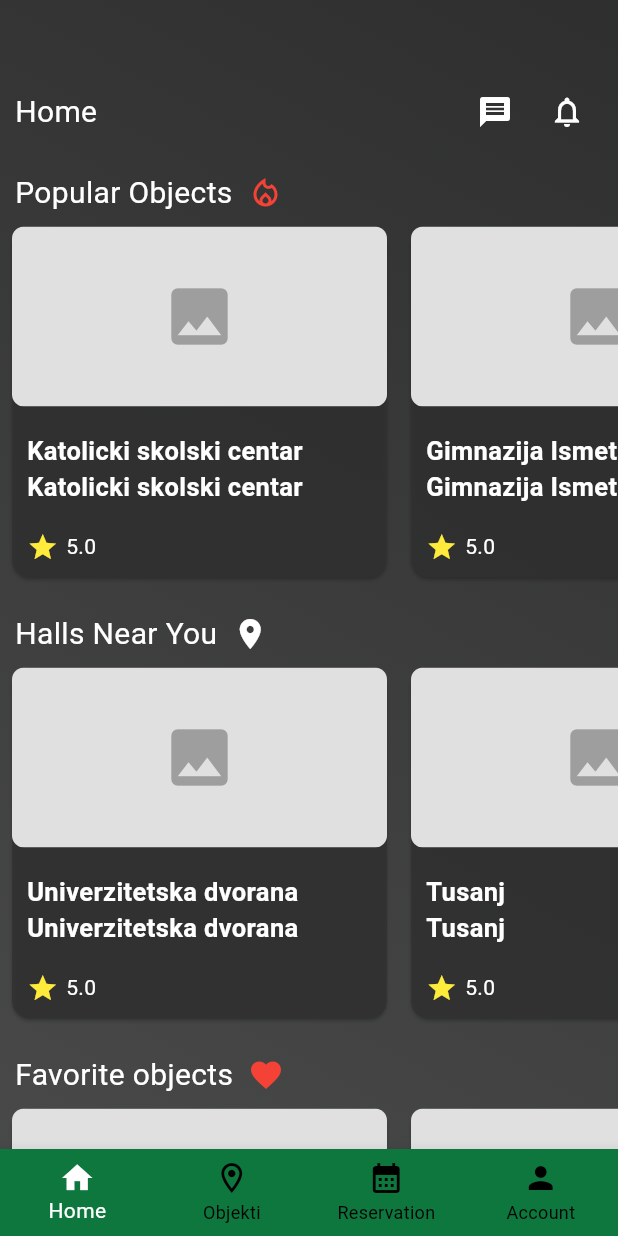
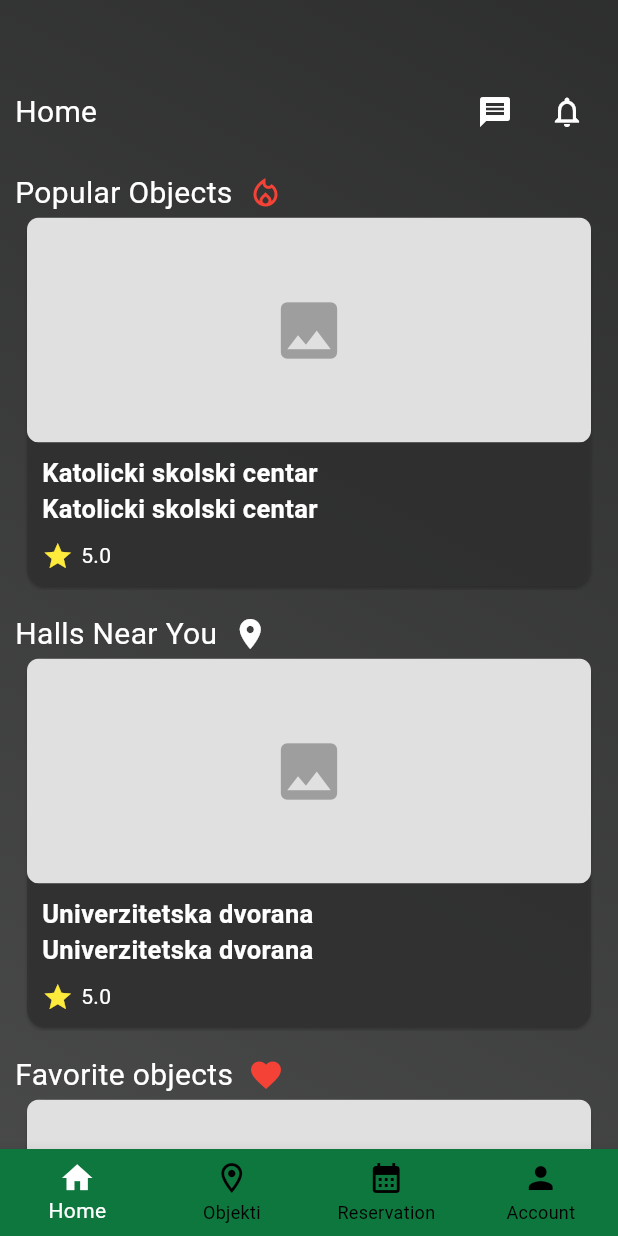
Before and after one commit to Siocic/rekreacija-ui, a Flutter app: the TabsScreen screen opened by its route, on a phone screen of 412 x 824 dp. Run offline on Flutter 3.47's test engine with Material 3 defaults, Android fonts, the light colour scheme and no system bars; our stand-ins replace google_fonts, syncfusion_flutter_calendar, syncfusion_flutter_datepicker.

Commit message:
change hall card and add PageView.builder to home page on mobile app

```diff
--- a/rekreacija_mobile/lib/screens/homepage_screen.dart
+++ b/rekreacija_mobile/lib/screens/homepage_screen.dart
@@ -120,10 +120,13 @@ class _HomePageScreen extends State<HomePageScreen> {
                     ),
                     SizedBox(
                       height: 250.0,
-                      child: ListView.builder(
-                        scrollDirection: Axis.horizontal,
-                        itemCount: mostPopularHalls.length,
-                        itemBuilder: (context, index) {
+                      child: PageView.builder(
+                        controller: PageController(
+                          viewportFraction: 1.0,
+                          initialPage: 0,
+                        ),
+                        itemCount:mostPopularHalls.length,
+                          itemBuilder: (context, index) {
                           final popularHalls = mostPopularHalls[index];
                           return Padding(
                             padding:
@@ -162,8 +165,11 @@ class _HomePageScreen extends State<HomePageScreen> {
                     ),
                     SizedBox(
                       height: 250.0,
-                      child: ListView.builder(
-                        scrollDirection: Axis.horizontal,
+                      child: PageView.builder(
+                        controller: PageController(
+                          viewportFraction: 1.0,
+                          initialPage: 0,
+                        ),
                         itemCount: objectNearYou.length,
                         itemBuilder: (context, index) {
                           final nearYou = objectNearYou[index];
@@ -204,8 +210,11 @@ class _HomePageScreen extends State<HomePageScreen> {
                     ),
                     SizedBox(
                       height: 250.0,
-                      child: ListView.builder(
-                        scrollDirection: Axis.horizontal,
+                      child: PageView.builder(
+                        controller: PageController(
+                          viewportFraction: 1.0,
+                          initialPage: 0,
+                        ),
                         itemCount: objectNearYou.length,
                         itemBuilder: (context, index) {
                           final nearYou = objectNearYou[index];
--- a/rekreacija_mobile/lib/widgets/hall_card.dart
+++ b/rekreacija_mobile/lib/widgets/hall_card.dart
@@ -13,19 +13,22 @@ class HallCard extends StatefulWidget {
 class _HallCardState extends State<HallCard> {
   @override
   Widget build(BuildContext context) {
-    return Card(
+    return Padding(
+      padding: const EdgeInsets.only(left: 10.0,right: 10.0),
+      child: Card(
         color: const Color.fromRGBO(49, 49, 49, 0.8),
-      margin: const EdgeInsets.symmetric(vertical: 8.0),
+        margin: const EdgeInsets.symmetric(vertical: 2.0),
         child: SizedBox(
-        width: 250.0,
+          width: 400.0,
           child: Column(
             crossAxisAlignment: CrossAxisAlignment.start,
+            mainAxisAlignment: MainAxisAlignment.center,
             children: [
               ClipRRect(
                 borderRadius: BorderRadius.circular(8.0),
                 child: Container(
-                width: 250.0,
-                height: 120.0,
+                  width: double.infinity,
+                  height: 150.0,
                   color: Colors.grey[300],
                   child: const Icon(Icons.image, size: 50, color: Colors.grey),
                 ),
@@ -81,6 +84,7 @@ class _HallCardState extends State<HallCard> {
           ),
 
         ),
+      ),
     );
   }
 }
```
Lines whose indentation alone changed are shown as unchanged.
